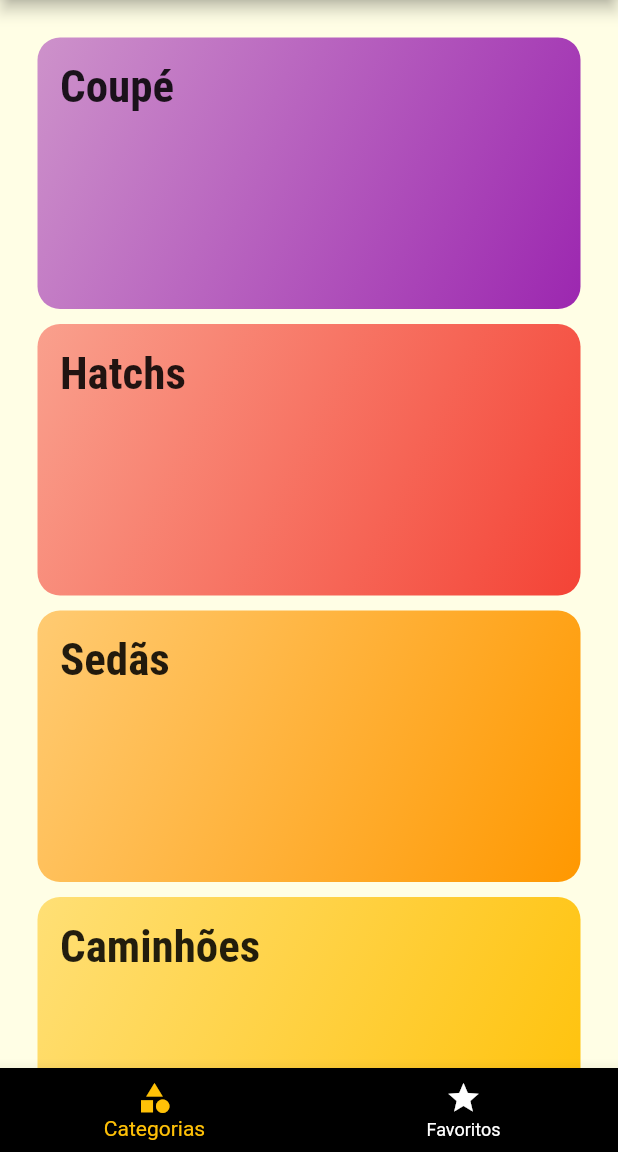
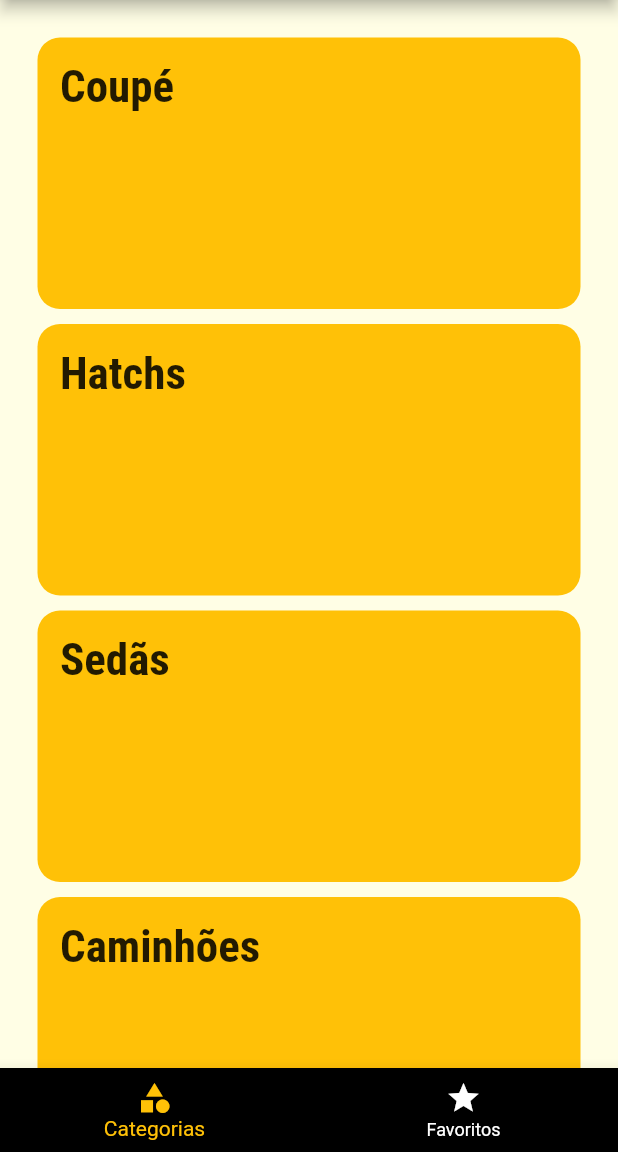
Before and after one commit to Lucasraulin/Trabalho_flutter-1, a Flutter app: the screen it shows after launch, on a phone screen of 412 x 824 dp, the part 84-1236 px from its top. Run offline on Flutter 3.47's test engine with Material 2 defaults, Android fonts, the phone set to English and light mode, and no system bars.

Commit message:
trabalho1
primeira estrutura

```diff
--- a/lib/components/category_item.dart
+++ b/lib/components/category_item.dart
@@ -24,14 +24,7 @@ class CategoryItem extends StatelessWidget {
         padding: const EdgeInsets.all(15),
         decoration: BoxDecoration(
           borderRadius: BorderRadius.circular(15),
-          gradient: LinearGradient(
-            colors: [
-              category.color.withOpacity(0.5),
-              category.color,
-            ],
-            begin: Alignment.topLeft,
-            end: Alignment.bottomRight,
-          ),
+          color: Theme.of(context).colorScheme.secondary,
         ),
         child: Text(
           category.title,
```
